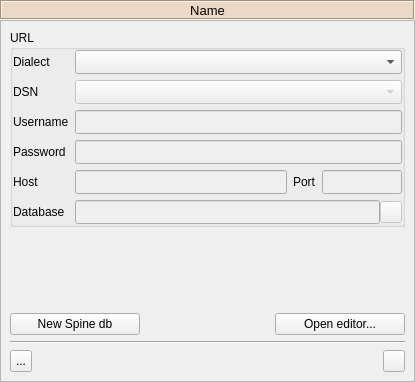
Above: spine_items/data_store/ui/data_store_properties.ui from spine-tools/spine-items before the change. Below: the same form after it.
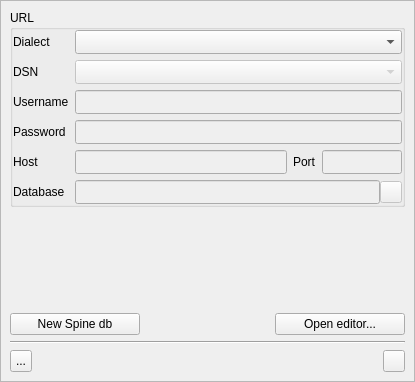
That is the form after the change. Icons and pictures are not drawn. Custom widgets are drawn as their Qt base class.

Commit message: Add icon and color to the name label in item properties

The edit to the form file:
```diff
--- a/spine_items/data_store/ui/data_store_properties.ui
+++ b/spine_items/data_store/ui/data_store_properties.ui
@@ -41,60 +41,6 @@
    <property name="bottomMargin">
     <number>0</number>
    </property>
-   <item>
-    <widget class="QLabel" name="label_item_name">
-     <property name="sizePolicy">
-      <sizepolicy hsizetype="Preferred" vsizetype="Fixed">
-       <horstretch>0</horstretch>
-       <verstretch>0</verstretch>
-      </sizepolicy>
-     </property>
-     <property name="minimumSize">
-      <size>
-       <width>0</width>
-       <height>20</height>
-      </size>
-     </property>
-     <property name="maximumSize">
-      <size>
-       <width>16777215</width>
-       <height>20</height>
-      </size>
-     </property>
-     <property name="font">
-      <font>
-       <pointsize>10</pointsize>
-       <weight>50</weight>
-       <bold>false</bold>
-       <kerning>true</kerning>
-      </font>
-     </property>
-     <property name="styleSheet">
-      <string notr="true">background-color: #ecd8c6;</string>
-     </property>
-     <property name="frameShape">
-      <enum>QFrame::Box</enum>
-     </property>
-     <property name="frameShadow">
-      <enum>QFrame::Sunken</enum>
-     </property>
-     <property name="lineWidth">
-      <number>1</number>
-     </property>
-     <property name="text">
-      <string>Name</string>
-     </property>
-     <property name="scaledContents">
-      <bool>false</bool>
-     </property>
-     <property name="alignment">
-      <set>Qt::AlignCenter</set>
-     </property>
-     <property name="wordWrap">
-      <bool>true</bool>
-     </property>
-    </widget>
-   </item>
    <item>
     <widget class="QScrollArea" name="scrollArea_5">
      <property name="widgetResizable">
@@ -106,7 +52,7 @@
         <x>0</x>
         <y>0</y>
         <width>413</width>
-        <height>360</height>
+        <height>380</height>
        </rect>
       </property>
       <layout class="QVBoxLayout" name="verticalLayout_25">
```
Left out of the diff: 4 changed lines with no effect on the pictures. The commit also changes 38 other files.
